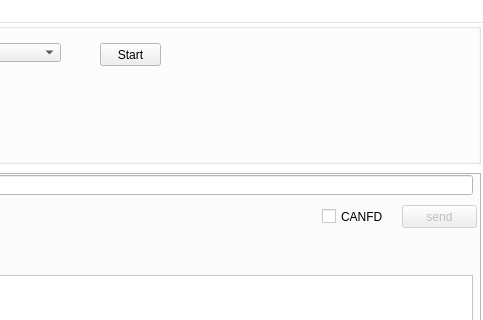
Above: UDS_Client_UI.ui from YEZZESDXHN/UDS_Client before the change; both pictures show x 240 to 723 and y 0 to 320 of the 723 by 467 pixel window. Below: the same form after it.
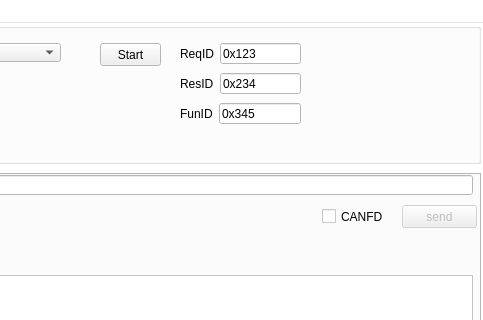
That is the form after the change.

The edit to the form file:
```diff
--- a/UDS_Client_UI.ui
+++ b/UDS_Client_UI.ui
@@ -322,6 +322,84 @@
       <string>Start</string>
      </property>
     </widget>
+    <widget class="QWidget" name="horizontalLayoutWidget_3">
+     <property name="geometry">
+      <rect>
+       <x>420</x>
+       <y>20</y>
+       <width>121</width>
+       <height>21</height>
+      </rect>
+     </property>
+     <layout class="QHBoxLayout" name="horizontalLayout_3">
+      <item>
+       <widget class="QLabel" name="label_channel_3">
+        <property name="text">
+         <string>ReqID</string>
+        </property>
+       </widget>
+      </item>
+      <item>
+       <widget class="QLineEdit" name="lineEdit_requestid">
+        <property name="text">
+         <string>0x123</string>
+        </property>
+       </widget>
+      </item>
+     </layout>
+    </widget>
+    <widget class="QWidget" name="horizontalLayoutWidget_4">
+     <property name="geometry">
+      <rect>
+       <x>420</x>
+       <y>50</y>
+       <width>121</width>
+       <height>21</height>
+      </rect>
+     </property>
+     <layout class="QHBoxLayout" name="horizontalLayout_4">
+      <item>
+       <widget class="QLabel" name="label_channel_4">
+        <property name="text">
+         <string>ResID</string>
+        </property>
+       </widget>
+      </item>
+      <item>
+       <widget class="QLineEdit" name="lineEdit_responseid">
+        <property name="text">
+         <string>0x234</string>
+        </property>
+       </widget>
+      </item>
+     </layout>
+    </widget>
+    <widget class="QWidget" name="horizontalLayoutWidget_5">
+     <property name="geometry">
+      <rect>
+       <x>420</x>
+       <y>80</y>
+       <width>121</width>
+       <height>21</height>
+      </rect>
+     </property>
+     <layout class="QHBoxLayout" name="horizontalLayout_5">
+      <item>
+       <widget class="QLabel" name="label_channel_5">
+        <property name="text">
+         <string>FunID</string>
+        </property>
+       </widget>
+      </item>
+      <item>
+       <widget class="QLineEdit" name="lineEdit_functionid">
+        <property name="text">
+         <string>0x345</string>
+        </property>
+       </widget>
+      </item>
+     </layout>
+    </widget>
    </widget>
   </widget>
   <widget class="QMenuBar" name="menubar">
```
Left out of the diff: 3 changed lines with no effect on the pictures.
